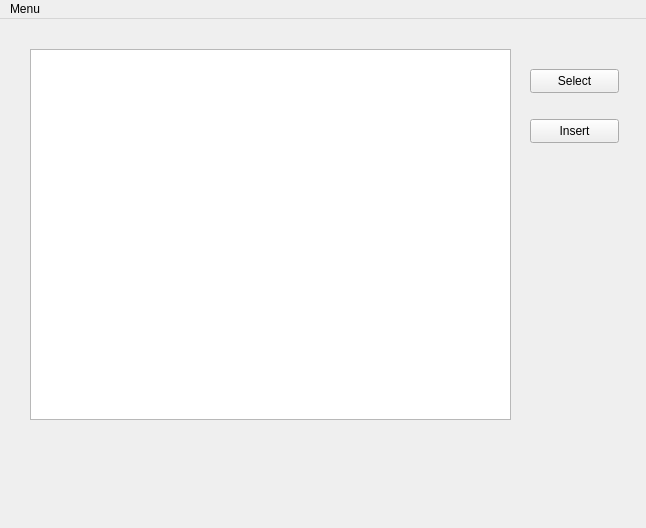
Above: SQL/MainWindow.ui from coldwindx/QtStudy before the change. Below: the same form after it.
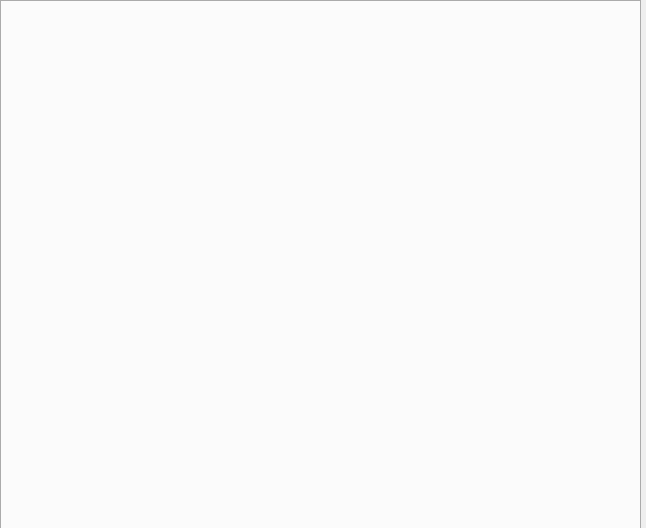
That is the form after the change.

Diff of the .ui file:
```diff
--- a/SQL/MainWindow.ui
+++ b/SQL/MainWindow.ui
@@ -14,58 +14,19 @@
    <string>MainWindow</string>
   </property>
   <widget class="QWidget" name="centralWidget">
-   <widget class="QPushButton" name="selectbtn">
+   <widget class="QTabWidget" name="tabWidget">
     <property name="geometry">
      <rect>
-      <x>530</x>
-      <y>50</y>
-      <width>89</width>
-      <height>24</height>
+      <x>0</x>
+      <y>0</y>
+      <width>641</width>
+      <height>531</height>
      </rect>
     </property>
-    <property name="text">
-     <string>Select</string>
+    <property name="currentIndex">
+     <number>-1</number>
     </property>
    </widget>
-   <widget class="QPushButton" name="insertBtn_2">
-    <property name="geometry">
-     <rect>
-      <x>530</x>
-      <y>100</y>
-      <width>89</width>
-      <height>24</height>
-     </rect>
-    </property>
-    <property name="text">
-     <string>Insert</string>
-    </property>
-   </widget>
-   <widget class="QListWidget" name="listWidget">
-    <property name="geometry">
-     <rect>
-      <x>30</x>
-      <y>30</y>
-      <width>481</width>
-      <height>371</height>
-     </rect>
-    </property>
-   </widget>
-  </widget>
-  <widget class="QMenuBar" name="menuBar">
-   <property name="geometry">
-    <rect>
-     <x>0</x>
-     <y>0</y>
-     <width>646</width>
-     <height>25</height>
-    </rect>
-   </property>
-   <widget class="QMenu" name="menuMenu">
-    <property name="title">
-     <string>Menu</string>
-    </property>
-   </widget>
-   <addaction name="menuMenu"/>
   </widget>
  </widget>
  <layoutdefault spacing="6" margin="11"/>
```
